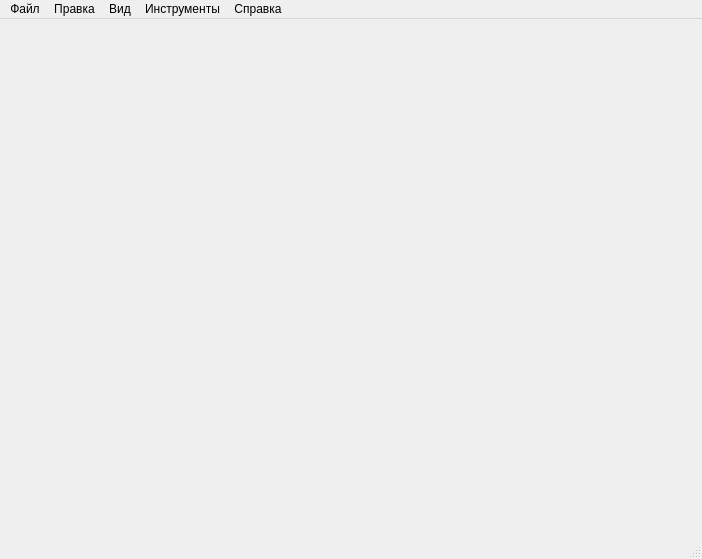
Qt form src/interface/mainwindow.ui (YoukaiCat/TMIS) before a commit.
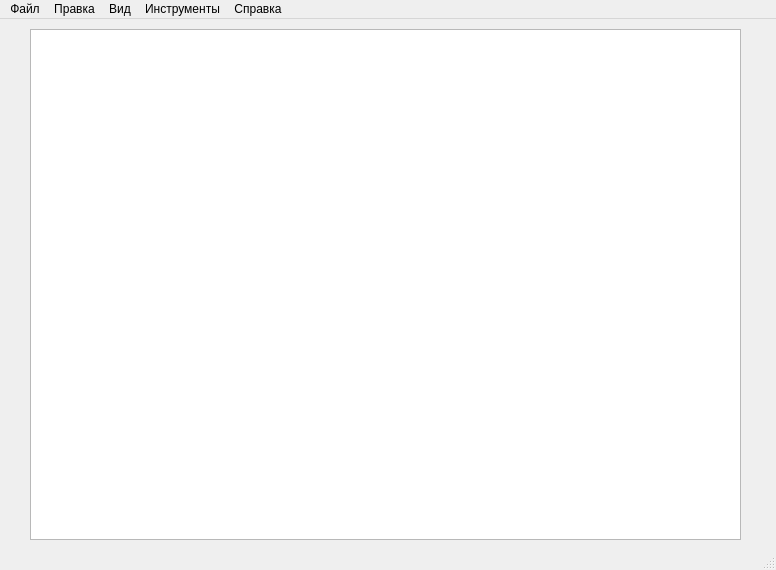
The same form after that commit.

Commit message: Add initial UI for the studies and fix the performance issue

Diff of the .ui file:
```diff
--- a/src/interface/mainwindow.ui
+++ b/src/interface/mainwindow.ui
@@ -6,24 +6,38 @@
    <rect>
     <x>0</x>
     <y>0</y>
-    <width>702</width>
-    <height>559</height>
+    <width>776</width>
+    <height>570</height>
    </rect>
   </property>
   <property name="windowTitle">
    <string>Timetable management information system</string>
   </property>
-  <widget class="QWidget" name="centralwidget"/>
+  <widget class="QWidget" name="centralwidget">
+   <widget class="QTableView" name="studiesTableView">
+    <property name="geometry">
+     <rect>
+      <x>30</x>
+      <y>10</y>
+      <width>711</width>
+      <height>511</height>
+     </rect>
+    </property>
+    <property name="sortingEnabled">
+     <bool>true</bool>
+    </property>
+   </widget>
+  </widget>
   <widget class="QMenuBar" name="menubar">
    <property name="geometry">
     <rect>
      <x>0</x>
      <y>0</y>
-     <width>702</width>
+     <width>776</width>
      <height>20</height>
     </rect>
    </property>
-   <widget class="QMenu" name="menuFile">
+   <widget class="QMenu" name="fileMenu">
     <property name="title">
      <string>Файл</string>
     </property>
@@ -32,31 +46,31 @@
     <addaction name="separator"/>
     <addaction name="actionQuit"/>
    </widget>
-   <widget class="QMenu" name="menuView">
+   <widget class="QMenu" name="viewMenu">
     <property name="title">
      <string>Вид</string>
     </property>
    </widget>
-   <widget class="QMenu" name="menuHelp">
+   <widget class="QMenu" name="helpMenu">
     <property name="title">
      <string>Справка</string>
     </property>
    </widget>
-   <widget class="QMenu" name="menuEdit">
+   <widget class="QMenu" name="editMenu">
     <property name="title">
      <string>Правка</string>
     </property>
    </widget>
-   <widget class="QMenu" name="menuTools">
+   <widget class="QMenu" name="toolsMenu">
     <property name="title">
      <string>Инструменты</string>
     </property>
    </widget>
-   <addaction name="menuFile"/>
-   <addaction name="menuEdit"/>
-   <addaction name="menuView"/>
-   <addaction name="menuTools"/>
-   <addaction name="menuHelp"/>
+   <addaction name="fileMenu"/>
+   <addaction name="editMenu"/>
+   <addaction name="viewMenu"/>
+   <addaction name="toolsMenu"/>
+   <addaction name="helpMenu"/>
   </widget>
   <widget class="QStatusBar" name="statusbar"/>
   <action name="actionOpen">
```
Left out of the diff: 97 changed lines with no effect on the pictures. The commit also changes 23 other files.
